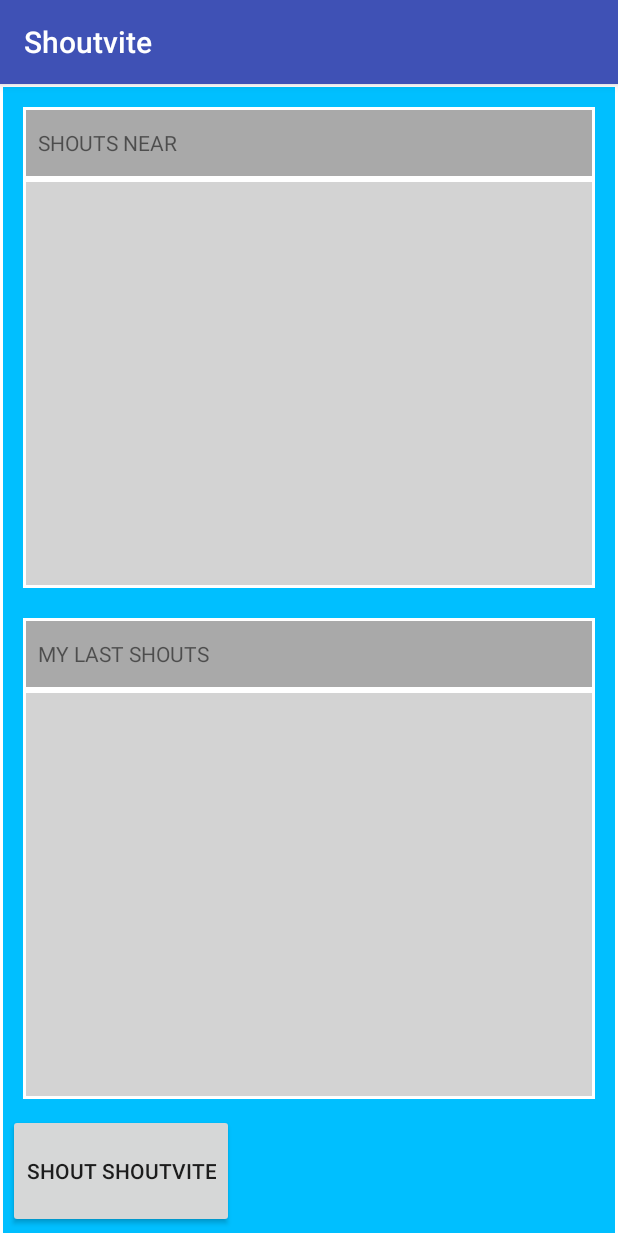
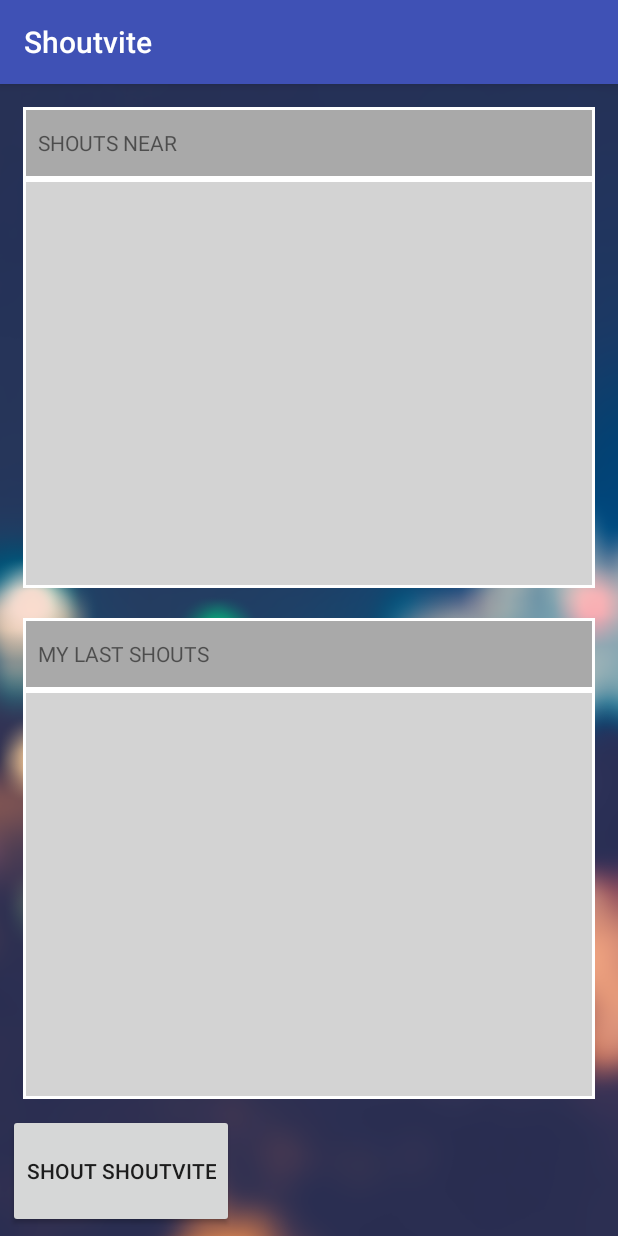
Before and after one commit to Sampax/android, an Android app: the fragment ShoutListFragment shown on its own in the app's theme, on a phone screen of 412 x 824 dp. Run offline under Robolectric (Android 15) with nearby library versions, the phone set to English and light mode, and no system bars; 5 statements that could not run were skipped.

Commit message:
Bug fixes and finetuning

```diff
--- a/app/src/main/AndroidManifest.xml
+++ b/app/src/main/AndroidManifest.xml
@@ -4,6 +4,9 @@
     <uses-permission android:name="android.permission.ACCESS_FINE_LOCATION"></uses-permission>
     <uses-permission android:name="android.permission.INTERNET"></uses-permission>
 
+    <uses-sdk android:minSdkVersion="16"
+        android:targetSdkVersion="23"
+        android:maxSdkVersion="23"/>
     <application
         android:allowBackup="true"
         android:icon="@mipmap/ic_launcher"
--- a/app/src/main/java/com/shoutvite/shoutvite/ShoutDialogFragment.java
+++ b/app/src/main/java/com/shoutvite/shoutvite/ShoutDialogFragment.java
@@ -35,7 +35,7 @@ public class ShoutDialogFragment extends DialogFragment {
         });
         builder.setNegativeButton(getString(R.string.cancel), new DialogInterface.OnClickListener() {
             @Override
-            public void onClick(DialogInterface dialog, int which) {
+                public void onClick(DialogInterface dialog, int which) {
                 dialog.dismiss();
             }
         });
--- a/app/src/main/java/com/shoutvite/shoutvite/ShoutListFragment.java
+++ b/app/src/main/java/com/shoutvite/shoutvite/ShoutListFragment.java
@@ -20,6 +20,7 @@ public class ShoutListFragment extends Fragment {
     public MainActivity main;
     public FrameLayout generalFrame;
     public FrameLayout shoutFrame;
+    public boolean swapVisibility;
 
 
     @Override
@@ -27,7 +28,7 @@ public class ShoutListFragment extends Fragment {
         super.onCreate(savedInstanceState);
         main = (MainActivity) getActivity();
         main.shoutFrag = this;
-        Log.v("Here", "shout list");
+        Log.v("Hereeee", "shout list");
         main.changeTab(2);
 
 
@@ -67,6 +68,16 @@ public class ShoutListFragment extends Fragment {
         joinedListView.setAdapter(main.joinedShoutAdapter);
         generalFrame = (FrameLayout) view.findViewById(R.id.generalFrame);
         shoutFrame = (FrameLayout) view.findViewById(R.id.shoutFrame);
+        if(swapVisibility){
+            if(shoutFrame.getVisibility() == View.VISIBLE){
+                shoutFrame.setVisibility(View.GONE);
+                generalFrame.setVisibility(View.VISIBLE);
+
+            }else{
+                shoutFrame.setVisibility(View.VISIBLE);
+                generalFrame.setVisibility(View.GONE);
+            }
+        }
         final View chatView = view;
         joinedListView.setOnItemClickListener(new ListView.OnItemClickListener(){
             @Override
@@ -74,7 +85,7 @@ public class ShoutListFragment extends Fragment {
                // Shout shout = main.shoutsAsShouts.get(position);
                // Log.v("shout", shout.getContent() + " " + shout.getId());
                // main.changeTab(shout);
-                Log.v("joined shout", "clicked");
+                Log.v("joined shout", "clickeddd");
                 if(generalFrame.getVisibility() == View.VISIBLE) {
                     shoutFrame.setVisibility(View.VISIBLE);
                     generalFrame.setVisibility(View.GONE);
@@ -85,13 +96,15 @@ public class ShoutListFragment extends Fragment {
 
             }
         });
-
-        if(generalFrame.getVisibility() == View.VISIBLE) {
-            shoutFrame.setVisibility(View.GONE);
-        }else{
-            shoutFrame.setVisibility(View.VISIBLE);
-        }
+        Log.v("should only come here", "at the start");
         return view;
     }
 
+    public void openShout(Shout shout){
+//        shoutFrame.setVisibility(View.VISIBLE);
+  //      generalFrame.setVisibility(View.GONE);
+        swapVisibility = true;
+        Log.v("hear", "hear");
+    }
+
 }
--- a/app/src/main/res/layout/chat_layout.xml
+++ b/app/src/main/res/layout/chat_layout.xml
@@ -4,10 +4,6 @@
     android:layout_height="match_parent"
     android:weightSum="10">
 
-    <ImageView
-        android:layout_weight="2"
-        android:layout_width="match_parent"
-        android:layout_height="0dp" />
 
     <ListView
         android:layout_weight="7"
--- a/app/src/main/res/layout/shout_list_layout.xml
+++ b/app/src/main/res/layout/shout_list_layout.xml
@@ -8,7 +8,7 @@
         android:id="@+id/generalFrame"
         android:layout_width="match_parent"
         android:layout_height="match_parent"
-        android:background="@drawable/blue_background">
+        android:background="@drawable/backround1">
 
         <LinearLayout
             android:layout_width="match_parent"
@@ -86,7 +86,8 @@
     <FrameLayout xmlns:android="http://schemas.android.com/apk/res/android"
         android:id="@+id/shoutFrame"
         android:layout_width="match_parent"
-        android:layout_height="match_parent">
+        android:layout_height="match_parent"
+        android:visibility="gone">
 
         <LinearLayout
             android:layout_width="match_parent"
@@ -94,19 +95,27 @@
             android:orientation="vertical"
             android:weightSum="10">
 
-            <ImageView
+            <LinearLayout
                 android:layout_width="match_parent"
                 android:layout_height="0dp"
                 android:layout_weight="1.5"
-                android:src="@drawable/shoutvite_white_blue"
-                android:onClick="backToList"/>
+                android:orientation="horizontal"
+                android:weightSum="10">
+
+                <ImageView
+                    android:layout_width="10dp"
+                    android:layout_height="match_parent"
+                    android:layout_weight="1"
+                    android:onClick="backToList"
+                    android:paddingLeft="10dp"
+                    android:src="@drawable/arrow_blue" />
+            </LinearLayout>
 
             <ListView
                 android:id="@+id/chat_list"
                 android:layout_width="match_parent"
                 android:layout_height="0dp"
-                android:layout_weight="7">
-            </ListView>
+                android:layout_weight="7"></ListView>
 
 
             <EditText
```
Also changed, not shown: app/src/main/java/com/shoutvite/shoutvite/CustomMapFragment.java (+16 -1 lines), app/src/main/java/com/shoutvite/shoutvite/MainActivity.java (+12 -0 lines), app/src/main/java/com/shoutvite/shoutvite/RailsAPI.java (+17 -7 lines), app/src/main/res/drawable/arrow_blue.png (added), app/src/main/res/drawable/arrow_white.png (added), app/src/main/res/drawable/backround1.png (added), 4 other files.
